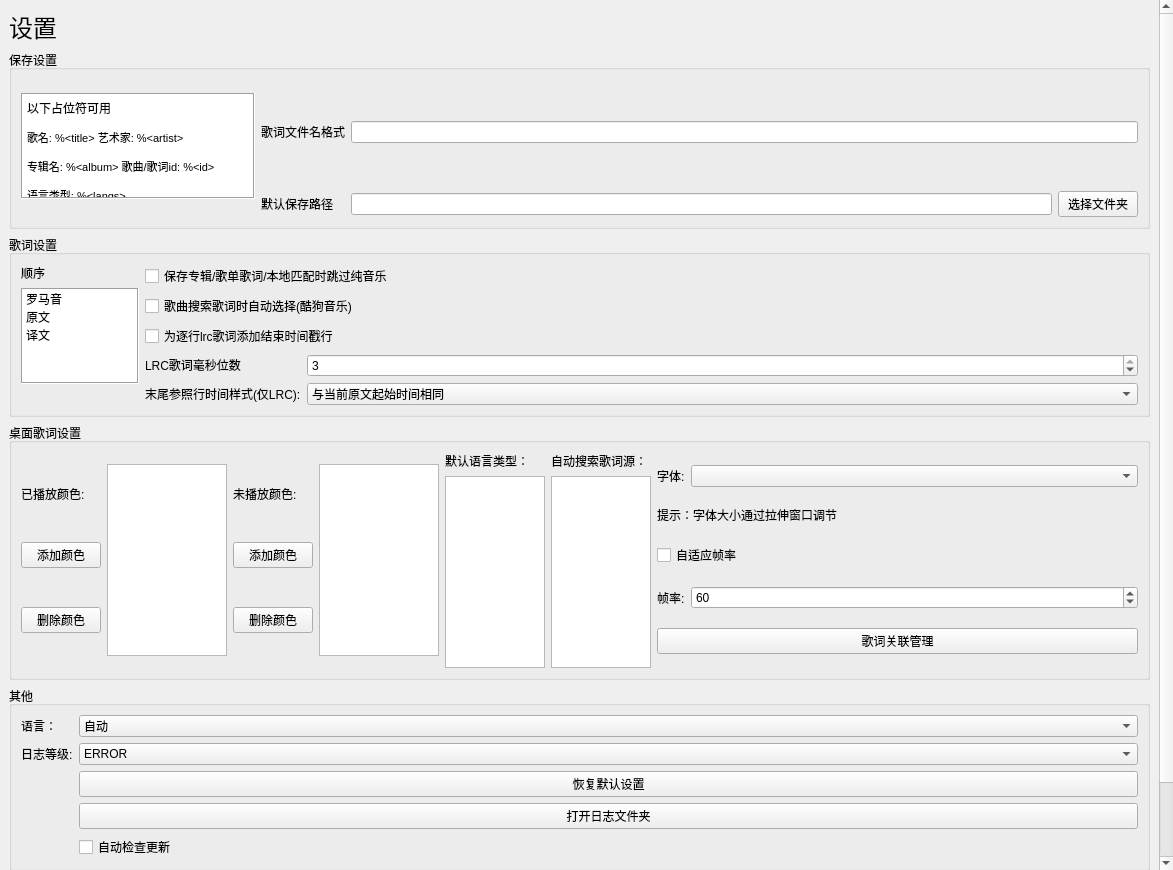
The window that ui/settings.ui (chenmozhijin/LDDC) describes before a commit, drawn with Qt 5.
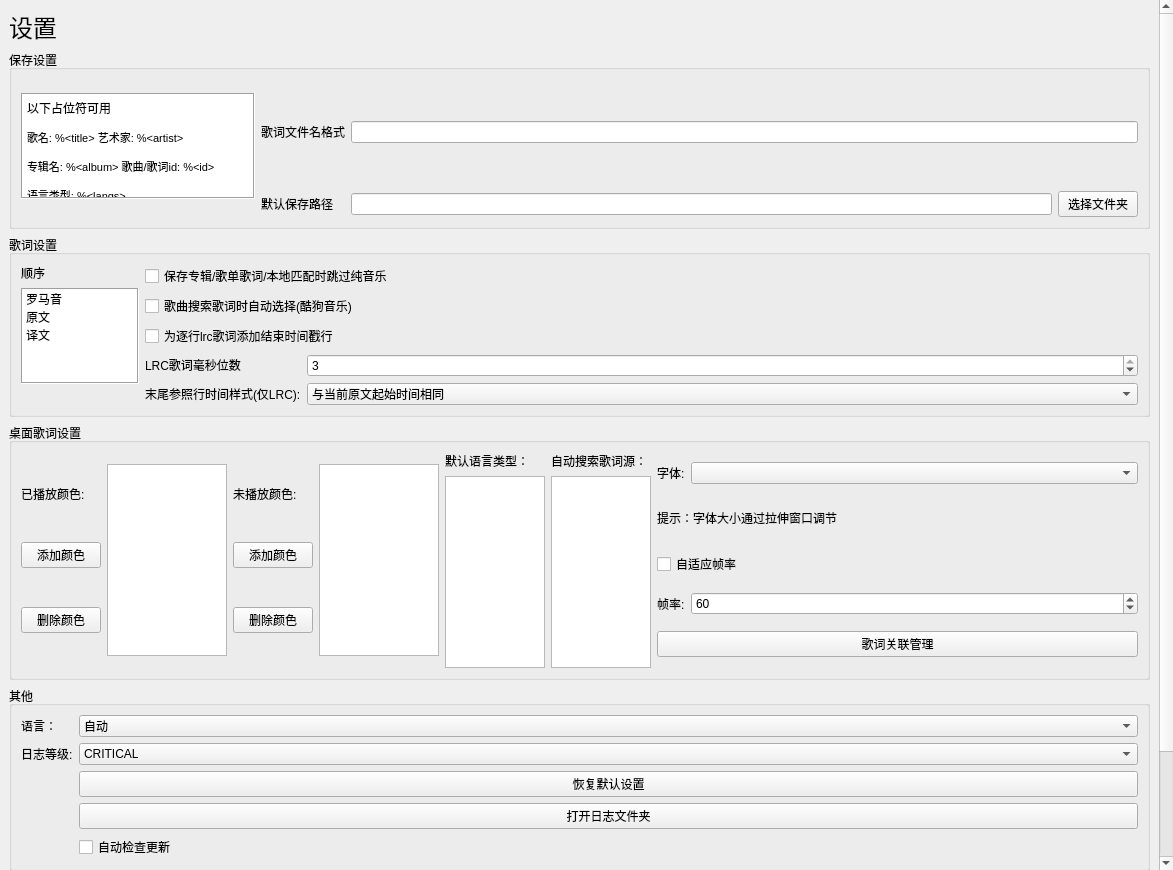
The same window after the commit. Custom widgets are drawn as their Qt base class.

The edit to the form file:
```diff
--- a/ui/settings.ui
+++ b/ui/settings.ui
@@ -43,7 +43,7 @@
         <x>0</x>
         <y>0</y>
         <width>1161</width>
-        <height>903</height>
+        <height>980</height>
        </rect>
       </property>
       <layout class="QVBoxLayout" name="verticalLayout_2">
@@ -622,6 +622,9 @@
                 <property name="text">
                  <string>提示：字体大小通过拉伸窗口调节</string>
                 </property>
+                <property name="wordWrap">
+                 <bool>true</bool>
+                </property>
                </widget>
               </item>
               <item row="3" column="1">
@@ -670,7 +673,7 @@
           <item row="1" column="2">
            <widget class="QComboBox" name="log_level_comboBox">
             <property name="currentIndex">
-             <number>1</number>
+             <number>0</number>
             </property>
             <item>
              <property name="text">
```
Left out of the diff: 12 changed lines with no effect on the pictures.
